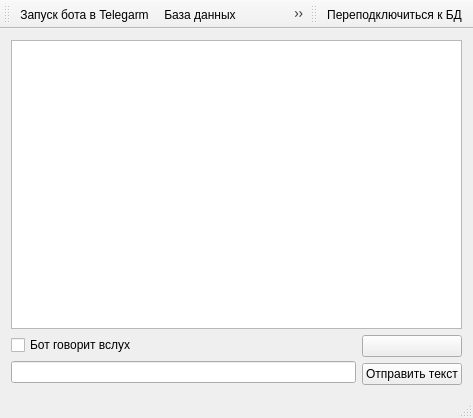
Mukudori/IntellectualDialogueSystem, file tempdlg_subsystem/ui/mainwindow.ui: the form before one commit.
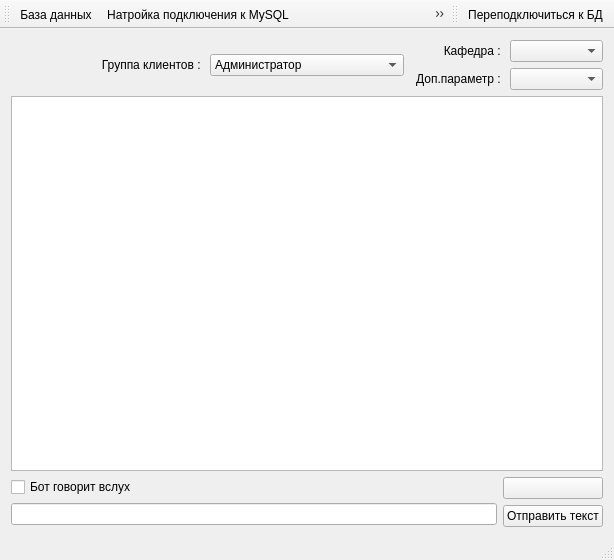
The form after the commit. Icons and pictures are not drawn.

Diff of the .ui file:
```diff
--- a/tempdlg_subsystem/ui/mainwindow.ui
+++ b/tempdlg_subsystem/ui/mainwindow.ui
@@ -6,8 +6,8 @@
    <rect>
     <x>0</x>
     <y>0</y>
-    <width>473</width>
-    <height>418</height>
+    <width>614</width>
+    <height>560</height>
    </rect>
   </property>
   <property name="windowTitle">
@@ -18,7 +18,89 @@
     <normaloff>../../pics/binbetbot.jpg</normaloff>../../pics/binbetbot.jpg</iconset>
   </property>
   <widget class="QWidget" name="centralWidget">
-   <layout class="QVBoxLayout" name="verticalLayout_3">
+   <layout class="QVBoxLayout" name="verticalLayout_4">
+    <item>
+     <layout class="QHBoxLayout" name="horizontalLayout_4">
+      <item>
+       <widget class="QLabel" name="label">
+        <property name="layoutDirection">
+         <enum>Qt::RightToLeft</enum>
+        </property>
+        <property name="text">
+         <string>Группа клиентов : </string>
+        </property>
+        <property name="alignment">
+         <set>Qt::AlignRight|Qt::AlignTrailing|Qt::AlignVCenter</set>
+        </property>
+       </widget>
+      </item>
+      <item>
+       <widget class="QComboBox" name="cbClient">
+        <item>
+         <property name="text">
+          <string>Администратор</string>
+         </property>
+        </item>
+        <item>
+         <property name="text">
+          <string>Преподаватель</string>
+         </property>
+        </item>
+        <item>
+         <property name="text">
+          <string>Студент</string>
+         </property>
+        </item>
+        <item>
+         <property name="text">
+          <string>Гость</string>
+         </property>
+        </item>
+       </widget>
+      </item>
+      <item>
+       <layout class="QVBoxLayout" name="verticalLayout_3">
+        <item>
+         <layout class="QHBoxLayout" name="horizontalLayout_2">
+          <item>
+           <widget class="QLabel" name="lCath">
+            <property name="text">
+             <string>Кафедра : </string>
+            </property>
+            <property name="alignment">
+             <set>Qt::AlignRight|Qt::AlignTrailing|Qt::AlignVCenter</set>
+            </property>
+           </widget>
+          </item>
+          <item>
+           <widget class="QComboBox" name="cbCath"/>
+          </item>
+         </layout>
+        </item>
+        <item>
+         <layout class="QHBoxLayout" name="horizontalLayout_3">
+          <item>
+           <widget class="QLabel" name="lOther">
+            <property name="layoutDirection">
+             <enum>Qt::LeftToRight</enum>
+            </property>
+            <property name="text">
+             <string>Доп.параметр : </string>
+            </property>
+            <property name="alignment">
+             <set>Qt::AlignRight|Qt::AlignTrailing|Qt::AlignVCenter</set>
+            </property>
+           </widget>
+          </item>
+          <item>
+           <widget class="QComboBox" name="cbOther"/>
+          </item>
+         </layout>
+        </item>
+       </layout>
+      </item>
+     </layout>
+    </item>
     <item>
      <widget class="QListWidget" name="chatWidget"/>
     </item>
@@ -75,7 +157,6 @@
    <attribute name="toolBarBreak">
     <bool>false</bool>
    </attribute>
-   <addaction name="startTele"/>
    <addaction name="DB"/>
    <addaction name="settings"/>
    <addaction name="action_SQL"/>
```
Left out of the diff: 2 changed lines with no effect on the pictures.
